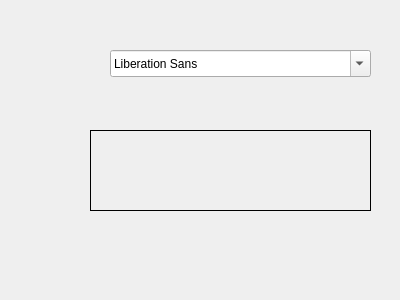
The window that preferences.ui (strobejb/q22) describes before a commit, drawn with Qt 5.
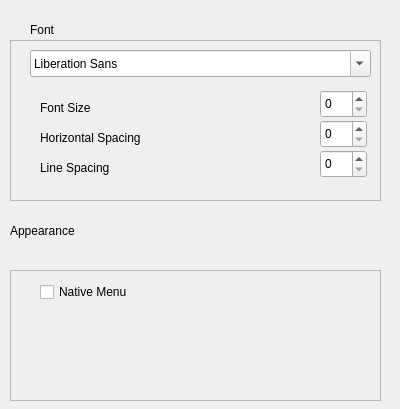
The same window after the commit.

The edit to the form file:
```diff
--- a/preferences.ui
+++ b/preferences.ui
@@ -7,7 +7,7 @@
     <x>0</x>
     <y>0</y>
     <width>400</width>
-    <height>300</height>
+    <height>409</height>
    </rect>
   </property>
   <property name="windowTitle">
@@ -16,27 +16,151 @@
   <widget class="QFontComboBox" name="fontComboBox">
    <property name="geometry">
     <rect>
-     <x>110</x>
+     <x>30</x>
      <y>50</y>
-     <width>261</width>
+     <width>341</width>
      <height>27</height>
     </rect>
    </property>
   </widget>
-  <widget class="QFrame" name="frame">
+  <widget class="QLabel" name="label">
    <property name="geometry">
     <rect>
-     <x>90</x>
+     <x>30</x>
+     <y>20</y>
+     <width>70</width>
+     <height>19</height>
+    </rect>
+   </property>
+   <property name="text">
+    <string>Font</string>
+   </property>
+  </widget>
+  <widget class="QSpinBox" name="spinLineSpacing">
+   <property name="geometry">
+    <rect>
+     <x>320</x>
+     <y>150</y>
+     <width>47</width>
+     <height>28</height>
+    </rect>
+   </property>
+  </widget>
+  <widget class="QLabel" name="label_2">
+   <property name="geometry">
+    <rect>
+     <x>40</x>
+     <y>160</y>
+     <width>111</width>
+     <height>16</height>
+    </rect>
+   </property>
+   <property name="text">
+    <string>Line Spacing</string>
+   </property>
+  </widget>
+  <widget class="QLabel" name="label_3">
+   <property name="geometry">
+    <rect>
+     <x>40</x>
+     <y>100</y>
+     <width>151</width>
+     <height>16</height>
+    </rect>
+   </property>
+   <property name="text">
+    <string>Font Size</string>
+   </property>
+  </widget>
+  <widget class="QSpinBox" name="spinFontSize">
+   <property name="geometry">
+    <rect>
+     <x>320</x>
+     <y>90</y>
+     <width>47</width>
+     <height>28</height>
+    </rect>
+   </property>
+  </widget>
+  <widget class="QSpinBox" name="spinHorizontalSpacing">
+   <property name="geometry">
+    <rect>
+     <x>320</x>
+     <y>120</y>
+     <width>47</width>
+     <height>28</height>
+    </rect>
+   </property>
+  </widget>
+  <widget class="QLabel" name="label_4">
+   <property name="geometry">
+    <rect>
+     <x>40</x>
      <y>130</y>
-     <width>281</width>
-     <height>81</height>
+     <width>151</width>
+     <height>16</height>
     </rect>
    </property>
+   <property name="text">
+    <string>Horizontal Spacing</string>
+   </property>
+  </widget>
+  <widget class="QFrame" name="frame">
+   <property name="geometry">
+    <rect>
+     <x>10</x>
+     <y>40</y>
+     <width>371</width>
+     <height>161</height>
+    </rect>
+   </property>
    <property name="frameShape">
-    <enum>QFrame::Shape::Panel</enum>
+    <enum>QFrame::Shape::StyledPanel</enum>
    </property>
    <property name="frameShadow">
-    <enum>QFrame::Shadow::Plain</enum>
+    <enum>QFrame::Shadow::Raised</enum>
+   </property>
+  </widget>
+  <widget class="QFrame" name="frame_2">
+   <property name="geometry">
+    <rect>
+     <x>10</x>
+     <y>270</y>
+     <width>371</width>
+     <height>131</height>
+    </rect>
+   </property>
+   <property name="frameShape">
+    <enum>QFrame::Shape::StyledPanel</enum>
+   </property>
+   <property name="frameShadow">
+    <enum>QFrame::Shadow::Raised</enum>
+   </property>
+   <widget class="QCheckBox" name="checkNativeMenu">
+    <property name="geometry">
+     <rect>
+      <x>30</x>
+      <y>10</y>
+      <width>161</width>
+      <height>24</height>
+     </rect>
+    </property>
+    <property name="text">
+     <string>Native Menu</string>
+    </property>
+   </widget>
+  </widget>
+  <widget class="QLabel" name="label_5">
+   <property name="geometry">
+    <rect>
+     <x>10</x>
+     <y>220</y>
+     <width>111</width>
+     <height>21</height>
+    </rect>
+   </property>
+   <property name="text">
+    <string>Appearance</string>
    </property>
   </widget>
  </widget>
```
